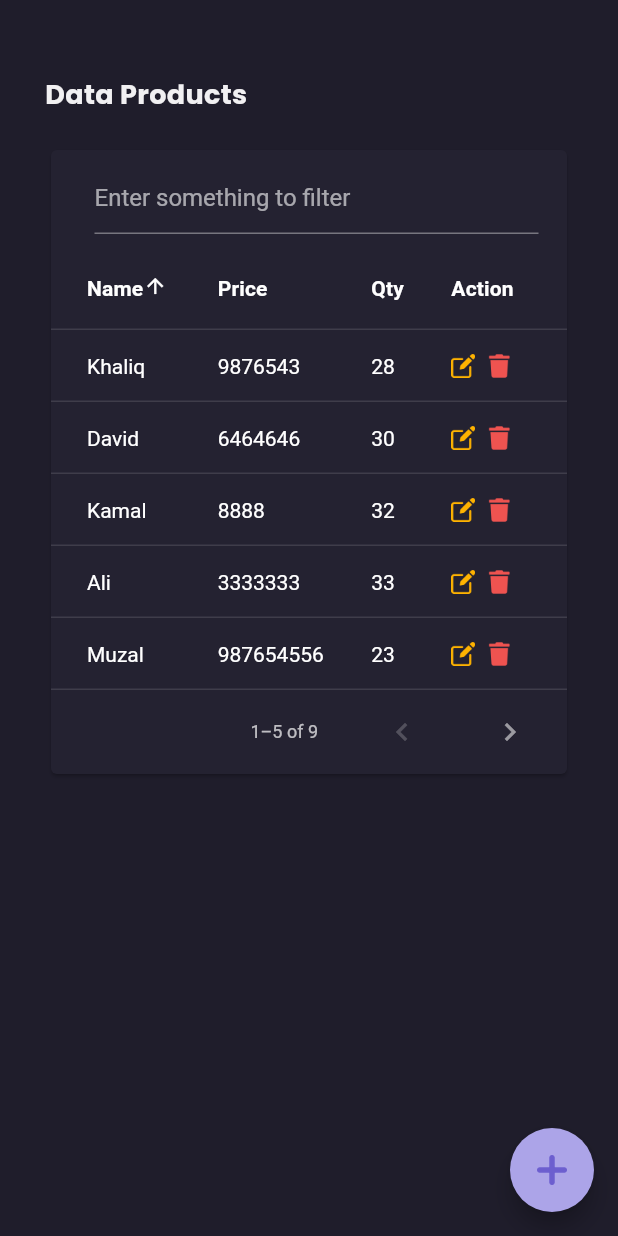
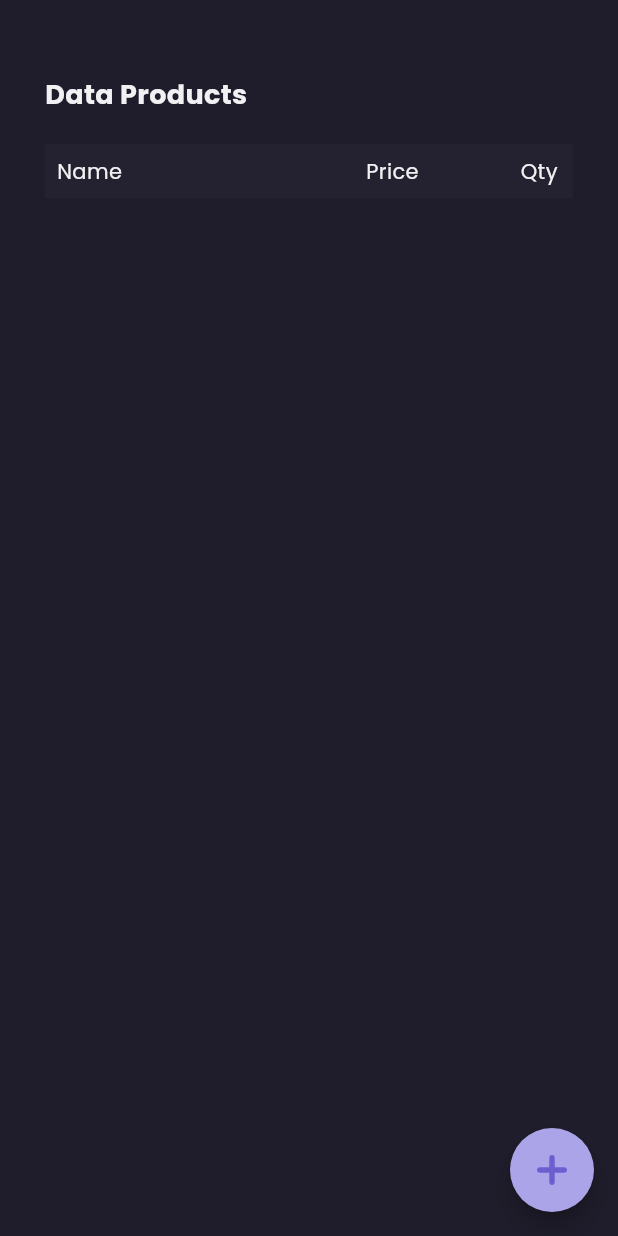
Before and after one commit to IdaDanuartha/ecommerce-flutter-firebase-app, a Flutter app: the ProductPage screen opened directly, on a phone screen of 412 x 824 dp. Run offline on Flutter 3.47's test engine with Material 3 defaults, Android fonts, the phone set to English and light mode, and no system bars; our stand-ins replace carousel_slider, cloud_firestore, device_info_plus, firebase_auth, firebase_core, firebase_storage and 5 more; accounts and stored records are empty.

Commit message:
Progress : show data on table and fix bug when upload image

```diff
--- a/lib/models/product_model.dart
+++ b/lib/models/product_model.dart
@@ -5,8 +5,7 @@ class ProductModel {
   late double discount;
   late int qty;
   late String description;
-  late DateTime createdAt;
-  // late DateTime updatedAt;
+  // late DateTime createdAt;
   late List<dynamic> images;
 
   ProductModel({
@@ -16,8 +15,7 @@ class ProductModel {
     required this.discount,
     required this.qty,
     required this.description,
-    required this.createdAt,
-    // required this.updatedAt,
+    // required this.createdAt,
     required this.images,
   });
 
@@ -29,8 +27,7 @@ class ProductModel {
     qty = int.parse(json["qty"].toString());
     description = json["description"];
     images = json['images'];
-    createdAt = DateTime.parse(json["created_at"]);
-    // updatedAt = DateTime.parse(json["updated_at"]);
+    // createdAt = DateTime.parse(json["created_at"]);
   }
 
   Map<String, dynamic> toJson() {
@@ -42,8 +39,7 @@ class ProductModel {
       "qty": qty,
       "description": description,
       "images": images,
-      "created_at": createdAt.toString(),
-      // "updated_at": updatedAt.toString(),
+      // "created_at": createdAt.toString(),
     };
   }
 }
--- a/lib/pages/admin/product_page.dart
+++ b/lib/pages/admin/product_page.dart
@@ -3,31 +3,12 @@
 import 'dart:io';
 
 import 'package:ecommerce_firebase/controllers/add_product_images_controller.dart';
+import 'package:ecommerce_firebase/models/product_model.dart';
 import 'package:ecommerce_firebase/providers/product_provider.dart';
 import 'package:flutter/material.dart';
 import 'package:ecommerce_firebase/themes.dart';
 import 'package:get/get.dart';
 import 'package:provider/provider.dart';
-
-class Data {
-  String? name;
-  int? price;
-  int? qty;
-
-  Data({required this.name, required this.price, required this.qty});
-}
-
-List<Data> myData = [
-  Data(name: "Khaliq", price: 09876543, qty: 28),
-  Data(name: "David", price: 6464646, qty: 30),
-  Data(name: "Kamal", price: 8888, qty: 32),
-  Data(name: "Ali", price: 3333333, qty: 33),
-  Data(name: "Muzal", price: 987654556, qty: 23),
-  Data(name: "Taimu", price: 46464664, qty: 24),
-  Data(name: "Mehdi", price: 5353535, qty: 36),
-  Data(name: "Rex", price: 244242, qty: 38),
-  Data(name: "Alex", price: 323232323, qty: 29),
-];
 
 class ProductPage extends StatefulWidget {
   const ProductPage({Key? key}) : super(key: key);
@@ -37,7 +18,6 @@ class ProductPage extends StatefulWidget {
 }
 
 class _ProductPageState extends State<ProductPage> {
-
   final TextEditingController _nameController = TextEditingController();
   final TextEditingController _priceController = TextEditingController();
   final TextEditingController _discountController = TextEditingController();
@@ -45,31 +25,32 @@ class _ProductPageState extends State<ProductPage> {
   final TextEditingController _descriptionController = TextEditingController();
 
   bool sort = true;
-  List<Data>? filterData;
+  List<ProductModel>? filterData;
 
   onsortColum(int columnIndex, bool ascending) {
     if (columnIndex == 0) {
       if (ascending) {
-        filterData!.sort((a, b) => a.name!.compareTo(b.name!));
+        filterData!.sort((a, b) => a.name.compareTo(b.name));
       } else {
-        filterData!.sort((a, b) => b.name!.compareTo(a.name!));
+        filterData!.sort((a, b) => b.name.compareTo(a.name));
       }
     }
 
     if (columnIndex == 1) {
       if (ascending) {
-        filterData!.sort((a, b) => a.price!.compareTo(b.price!));
+        filterData!.sort((a, b) => a.price.compareTo(b.price));
       } else {
-        filterData!.sort((a, b) => b.price!.compareTo(a.price!));
+        filterData!.sort((a, b) => b.price.compareTo(a.price));
       }
     }
   }
 
-  AddProductImagesController addProductImagesController = Get.put(AddProductImagesController());
+  AddProductImagesController addProductImagesController =
+      Get.put(AddProductImagesController());
 
   @override
   void initState() {
-    filterData = myData;
+    // filterData = myData;
     super.initState();
   }
 
@@ -85,7 +66,7 @@ class _ProductPageState extends State<ProductPage> {
         children: [
           ElevatedButton(
             onPressed: () {
-              addProductImagesController.showImagesPickerDialog();
+              addProductImagesController.showImagesPickerDialog(context);
             },
             child: Text("Select Product Images"),
           )
@@ -101,7 +82,8 @@ class _ProductPageState extends State<ProductPage> {
           return imageController.selectedImages.length > 0
               ? Container(
                   width: MediaQuery.of(context).size.width - 20,
-                  height: Get.height / 3.0,
+                  height: 100,
+                  margin: EdgeInsets.symmetric(vertical: 20),
                   child: GridView.builder(
                     itemCount: imageController.selectedImages.length,
                     physics: const BouncingScrollPhysics(),
@@ -118,22 +100,21 @@ class _ProductPageState extends State<ProductPage> {
                             File(addProductImagesController
                                 .selectedImages[index].path),
                             fit: BoxFit.cover,
-                            height: Get.height / 4,
-                            width: Get.width / 2,
+                            height: 100,
+                            width: 120,
                           ),
                           Positioned(
-                            right: 10,
-                            top: 0,
+                            right: 24,
+                            top: -3,
                             child: InkWell(
                               onTap: () {
                                 imageController.removeImages(index);
-                                print(imageController.selectedImages.length);
                               },
                               child: CircleAvatar(
-                                backgroundColor: secondaryColor,
+                                backgroundColor: Colors.white24,
                                 child: Icon(
                                   Icons.close,
-                                  color: primaryColor,
+                                  color: primaryTextColor,
                                 ),
                               ),
                             ),
@@ -445,81 +426,148 @@ class _ProductPageState extends State<ProductPage> {
                 ),
               ),
               SizedBox(height: 20),
-              SizedBox(
-                  width: double.infinity,
-                  child: Theme(
-                    data: ThemeData.dark(useMaterial3: false)
-                        .copyWith(cardColor: bgColor3),
-                    child: PaginatedDataTable(
-                      sortColumnIndex: 0,
-                      sortAscending: sort,
-                      header: Container(
-                        margin: EdgeInsets.all(0),
-                        padding: const EdgeInsets.all(5),
-                        child: TextField(
-                          controller: controller,
-                          decoration: const InputDecoration(
-                              hintText: "Enter something to filter"),
-                          onChanged: (value) {
-                            setState(() {
-                              myData = filterData!
-                                  .where((element) =>
-                                      element.name!.contains(value))
-                                  .toList();
-                            });
+              SingleChildScrollView(
+                scrollDirection: Axis.horizontal,
+                child: Container(
+                  width: MediaQuery.of(context).size.width,
+                  child: Column(
+                    children: [
+                      Table(
+                        columnWidths: {
+                          0: FlexColumnWidth(2),
+                          1: FlexColumnWidth(1),
+                          2: FlexColumnWidth(1),
                         },
+                        defaultVerticalAlignment:
+                            TableCellVerticalAlignment.middle,
+                        children: [
+                          TableRow(
+                              decoration: BoxDecoration(color: bgColor3),
+                              children: [
+                                TableCell(
+                                  verticalAlignment:
+                                      TableCellVerticalAlignment.middle,
+                                  child: Padding(
+                                    padding: EdgeInsets.all(8.0),
+                                    child: Text(
+                                      "Name",
+                                      style: primaryTextStyle,
                                     ),
                                   ),
-                      source: RowSource(
-                        product: myData,
-                        count: myData.length,
                                 ),
-                      rowsPerPage: 5,
-                      columnSpacing: 20,
-                      columns: [
-                        DataColumn(
-                            label: const Text(
-                              "Name",
-                              style: TextStyle(
-                                  fontWeight: FontWeight.w600, fontSize: 14),
-                            ),
-                            onSort: (columnIndex, ascending) {
-                              setState(() {
-                                sort = !sort;
-                              });
-
-                              onsortColum(columnIndex, ascending);
-                            }),
-                        DataColumn(
-                            label: const Text(
+                                TableCell(
+                                  verticalAlignment:
+                                      TableCellVerticalAlignment.middle,
+                                  child: Padding(
+                                    padding: EdgeInsets.all(8.0),
+                                    child: Text(
                                       "Price",
-                              style: TextStyle(
-                                  fontWeight: FontWeight.w600, fontSize: 14),
-                            ),
-                            onSort: (columnIndex, ascending) {
-                              setState(() {
-                                sort = !sort;
-                              });
-
-                              onsortColum(columnIndex, ascending);
-                            }),
-                        const DataColumn(
-                          label: Text(
-                            "Qty",
-                            style: TextStyle(
-                                fontWeight: FontWeight.w600, fontSize: 14),
+                                      style: primaryTextStyle,
                                     ),
                                   ),
-                        const DataColumn(
-                          label: Text(
-                            "Action",
-                            style: TextStyle(
-                                fontWeight: FontWeight.w600, fontSize: 14),
                                 ),
+                                TableCell(
+                                  verticalAlignment:
+                                      TableCellVerticalAlignment.middle,
+                                  child: Padding(
+                                    padding: EdgeInsets.all(8.0),
+                                    child: Text(
+                                      "Qty",
+                                      style: primaryTextStyle,
+                                    ),
+                                  ),
+                                ),
+                              ]),
+                        ],
+                      ),
+                      Table(
+                        columnWidths: {
+                          0: FlexColumnWidth(2),
+                          1: FlexColumnWidth(1),
+                          2: FlexColumnWidth(1),
+                        },
+                        defaultVerticalAlignment:
+                            TableCellVerticalAlignment.middle,
+                        children: dataRows(productProvider),
                       ),
                     ],
                   ),
-                  )),
+                ),
+              ),
+              // SizedBox(
+              //     width: double.infinity,
+              //     child: Theme(
+              //       data: ThemeData.dark(useMaterial3: false)
+              //           .copyWith(cardColor: bgColor3),
+              //       child: PaginatedDataTable(
+              //         sortColumnIndex: 0,
+              //         sortAscending: sort,
+              //         header: Container(
+              //           margin: EdgeInsets.all(0),
+              //           padding: const EdgeInsets.all(5),
+              //           child: TextField(
+              //             controller: controller,
+              //             decoration: const InputDecoration(
+              //                 hintText: "Enter something to filter"),
+              //             onChanged: (value) {
+              //               // setState(() {
+              //               //   myData = filterData!
+              //               //       .where((element) =>
+              //               //           element.name!.contains(value))
+              //               //       .toList();
+              //               // });
+              //             },
+              //           ),
+              //         ),
+              //         source: RowSource(
+              //           productProvider: productProvider,
+              //         ),
+              //         rowsPerPage: 5,
+              //         columnSpacing: 20,
+              //         columns: [
+              //           DataColumn(
+              //               label: const Text(
+              //                 "Name",
+              //                 style: TextStyle(
+              //                     fontWeight: FontWeight.w600, fontSize: 14),
+              //               ),
+              //               onSort: (columnIndex, ascending) {
+              //                 setState(() {
+              //                   sort = !sort;
+              //                 });
+
+              //                 onsortColum(columnIndex, ascending);
+              //               }),
+              //           DataColumn(
+              //               label: const Text(
+              //                 "Price",
+              //                 style: TextStyle(
+              //                     fontWeight: FontWeight.w600, fontSize: 14),
+              //               ),
+              //               onSort: (columnIndex, ascending) {
+              //                 setState(() {
+              //                   sort = !sort;
+              //                 });
+
+              //                 onsortColum(columnIndex, ascending);
+              //               }),
+              //           const DataColumn(
+              //             label: Text(
+              //               "Qty",
+              //               style: TextStyle(
+              //                   fontWeight: FontWeight.w600, fontSize: 14),
+              //             ),
+              //           ),
+              //           const DataColumn(
+              //             label: Text(
+              //               "Action",
+              //               style: TextStyle(
+              //                   fontWeight: FontWeight.w600, fontSize: 14),
+              //             ),
+              //           ),
+              //         ],
+              //       ),
+              //     )),
             ],
           ),
         ),
@@ -528,37 +576,77 @@ class _ProductPageState extends State<ProductPage> {
   }
 }
 
-class RowSource extends DataTableSource {
-  var product;
-  final count;
-  RowSource({
-    required this.product,
-    required this.count,
-  });
+// class RowSource extends DataTableSource {
+//   late final ProductProvider productProvider;
 
-  @override
-  DataRow? getRow(int index) {
-    if (index < rowCount) {
-      return recentFileDataRow(product![index]);
-    } else
-      return null;
+//   RowSource({required this.productProvider});
+
+//   @override
+//   DataRow? getRow(int index) {
+//     if (index >= 3) {
+//       return null;
+//     }
+
+//     // final item = productProvider.products[0];
+
+//     return DataRow(cells: [
+//       DataCell(Text("Danu")),
+//       DataCell(Text("9000")),
+//       DataCell(Text("10")),
+//     ]);
+//   }
+
+//   @override
+//   bool get isRowCountApproximate => false;
+
+//   @override
+//   int get rowCount => 3;
+
+//   @override
+//   int get selectedRowCount => 0;
+// }
+
+List<TableRow> dataRows(ProductProvider productProvider) {
+  return productProvider.products
+      .map((product) => TableRow(children: [
+            TableCell(
+              verticalAlignment: TableCellVerticalAlignment.middle,
+              child: Padding(
+                padding: EdgeInsets.all(8.0),
+                child: Text(
+                  product.name,
+                  style: primaryTextStyle,
+                ),
+              ),
+            ),
+            TableCell(
+              verticalAlignment: TableCellVerticalAlignment.middle,
+              child: Padding(
+                padding: EdgeInsets.all(8.0),
+                child: Text(
+                  product.price.toString(),
+                  style: primaryTextStyle,
+                ),
+              ),
+            ),
+            TableCell(
+              verticalAlignment: TableCellVerticalAlignment.middle,
+              child: Padding(
+                padding: EdgeInsets.all(8.0),
+                child: Text(
+                  product.qty.toString(),
+                  style: primaryTextStyle,
+                ),
+              ),
+            ),
+          ]))
+      .toList();
 }
 
-  @override
-  bool get isRowCountApproximate => false;
-
-  @override
-  int get rowCount => count;
-
-  @override
-  int get selectedRowCount => 0;
-}
-
-// DataRow recentFileDataRow(ProductProvider productProvider) {
+// DataRow recentFileDataRow(var product) {
 //   return DataRow(
-//     cells: productProvider.products.map((product) {
-//       return <DataCell>[
-//         DataCell(Text(product.name)),
+//     cells: [
+//       DataCell(Text(product.name)),
 //         DataCell(Text(product.price.toString())),
 //         DataCell(Text(product.qty.toString())),
 //         DataCell(Row(
@@ -582,38 +670,6 @@ class RowSource extends DataTableSource {
 //             ),
 //           ],
 //         )),
-//       ];
-//     }).expand((cells) => cells).toList()
+//     ]
 //   );
 // }
-
-DataRow recentFileDataRow(var product) {
-  return DataRow(
-    cells: [
-      DataCell(Text(product.name)),
-        DataCell(Text(product.price.toString())),
-        DataCell(Text(product.qty.toString())),
-        DataCell(Row(
-          children: [
-            GestureDetector(
-              onTap: () {},
-              child: Image.asset(
-                'assets/icon_edit.png',
-                width: 16,
-                color: Colors.amber[600],
-              ),
-            ),
-            SizedBox(width: 8),
-            GestureDetector(
-              onTap: () {},
-              child: Image.asset(
-                'assets/icon_delete.png',
-                width: 16,
-                color: Colors.red[400],
-              ),
-            ),
-          ],
-        )),
-    ]
-  );
-}
```
Also changed, not shown: lib/controllers/add_product_images_controller.dart (+56 -7 lines), 1 other file. Lines whose indentation alone changed are shown as unchanged.
